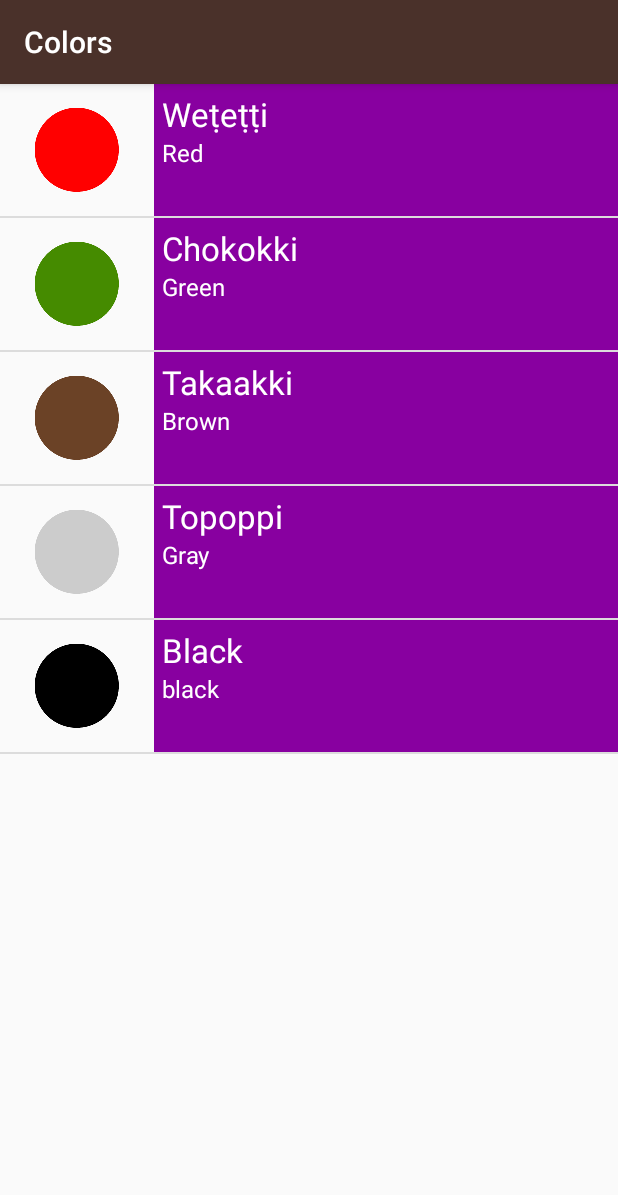
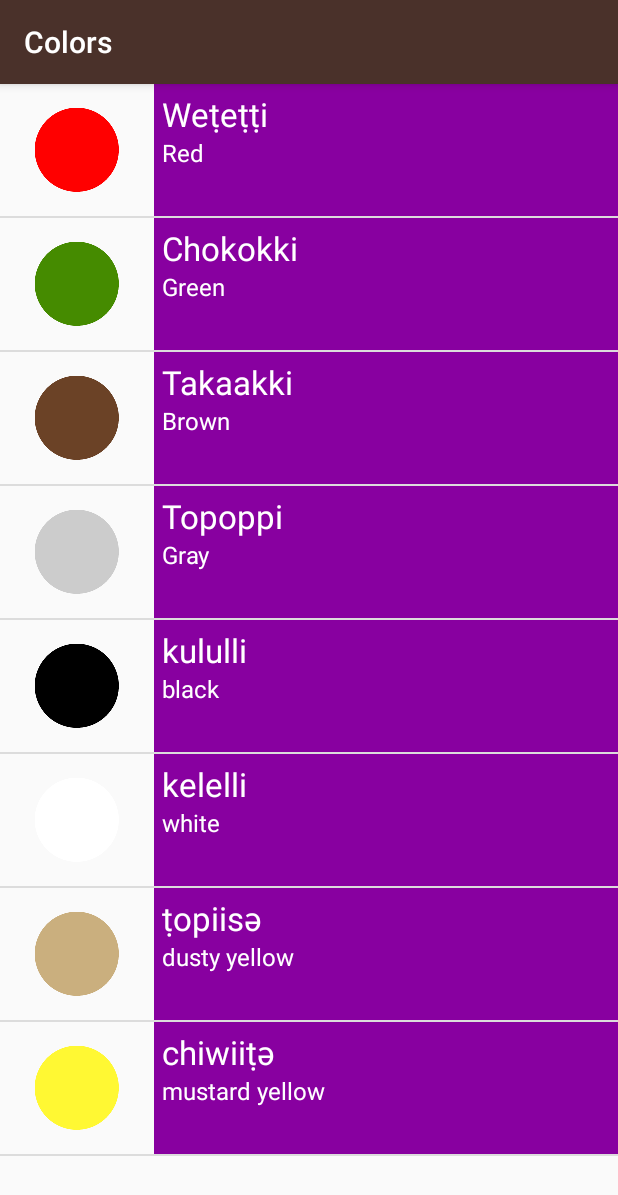
Before and after one commit to nstrucky/MiwokApp, an Android app: the ColorsActivity screen opened directly, with no data from a screen before it, on a phone screen of 412 x 824 dp. Shown: the top 1195 px of the screen. Run offline under Robolectric (Android 15) with nearby library versions, the phone set to English and light mode, and no system bars.

Commit message:
Audio playback functionality

```diff
--- a/app/src/main/java/com/example/android/miwok/activities/ColorsActivity.java
+++ b/app/src/main/java/com/example/android/miwok/activities/ColorsActivity.java
@@ -15,8 +15,11 @@
  */
 package com.example.android.miwok.activities;
 
+import android.media.MediaPlayer;
 import android.support.v7.app.AppCompatActivity;
 import android.os.Bundle;
+import android.view.View;
+import android.widget.AdapterView;
 import android.widget.ListView;
 
 import com.example.android.miwok.R;
@@ -27,6 +30,8 @@ import java.util.ArrayList;
 
 public class ColorsActivity extends AppCompatActivity {
 
+    ArrayList<CustomWord> colors;
+
     @Override
     protected void onCreate(Bundle savedInstanceState) {
         super.onCreate(savedInstanceState);
@@ -34,19 +39,26 @@ public class ColorsActivity extends AppCompatActivity {
 
         ListView listView = (ListView) findViewById(R.id.list_colors);
 
-        ArrayList<CustomWord> colors = new ArrayList<>();
-        colors.add(new CustomWord("Weṭeṭṭi", "Red", R.drawable.color_red));
-        colors.add(new CustomWord("Chokokki", "Green", R.drawable.color_green));
-        colors.add(new CustomWord("Takaakki", "Brown", R.drawable.color_brown));
-        colors.add(new CustomWord("Topoppi", "Gray", R.drawable.color_gray));
-
-
-        colors.add(new CustomWord("Black", "black", R.drawable.color_black));
+        colors = new ArrayList<>();
+        colors.add(new CustomWord("Weṭeṭṭi", "Red", R.drawable.color_red, R.raw.color_red));
+        colors.add(new CustomWord("Chokokki", "Green", R.drawable.color_green, R.raw.color_green));
+        colors.add(new CustomWord("Takaakki", "Brown", R.drawable.color_brown, R.raw.color_brown));
+        colors.add(new CustomWord("Topoppi", "Gray", R.drawable.color_gray, R.raw.color_gray));
+        colors.add(new CustomWord("kululli", "black", R.drawable.color_black, R.raw.color_black));
+        colors.add(new CustomWord("kelelli", "white", R.drawable.color_white, R.raw.color_white));
+        colors.add(new CustomWord("ṭopiisә", "dusty yellow", R.drawable.color_dusty_yellow, R.raw.color_dusty_yellow));
+        colors.add(new CustomWord("chiwiiṭә", "mustard yellow", R.drawable.color_mustard_yellow, R.raw.color_mustard_yellow));
 
         CustomWordAdapter customWordAdapter = new CustomWordAdapter(this, colors, R.color.category_colors);
-
         listView.setAdapter(customWordAdapter);
 
+        listView.setOnItemClickListener(new AdapterView.OnItemClickListener() {
+            @Override
+            public void onItemClick(AdapterView<?> parent, View view, int position, long id) {
+               int audioResource = colors.get(position).getAudioResourceID();
+                MediaPlayer.create(getApplicationContext(), audioResource).start();
+            }
+        });
 
 
     }
--- a/app/src/main/java/com/example/android/miwok/customsupport/CustomWord.java
+++ b/app/src/main/java/com/example/android/miwok/customsupport/CustomWord.java
@@ -8,22 +8,23 @@ public class CustomWord {
     private final String mEnglishTranslation;
     private int mImageResourceID;
     private boolean mHasImageView;
-
+    private int mAudioResourceID;
     /**
      * Created by root on 12/14/16.
      *
-     * @param mMiwokTranslation is the Miwok version of the word.
+     * @param  is the Miwok version of the word.
      *
      */
-    public CustomWord(String miwokTranslation, String englishTranslation) {
+    public CustomWord(String miwokTranslation, String englishTranslation, int audioResourceID) {
         mMiwokTranslation = miwokTranslation;
         mEnglishTranslation = englishTranslation;
+        mAudioResourceID = audioResourceID;
         mHasImageView = false;
 
     }
 
-    public CustomWord(String miwokTranslation, String englishTranslation, int numberImageID) {
-        this(miwokTranslation, englishTranslation);
+    public CustomWord(String miwokTranslation, String englishTranslation, int numberImageID, int audioResourceID) {
+        this(miwokTranslation, englishTranslation, audioResourceID);
         mImageResourceID = numberImageID;
         mHasImageView = true;
     }
@@ -43,4 +44,8 @@ public class CustomWord {
     public boolean hasImageView() {
         return mHasImageView;
     }
+
+    public int getAudioResourceID() {
+        return mAudioResourceID;
+    }
 }
```
Also changed, not shown: app/src/main/java/com/example/android/miwok/activities/FamilyActivity.java (+21 -2 lines), app/src/main/java/com/example/android/miwok/activities/NumbersActivity.java (+14 -12 lines), app/src/main/java/com/example/android/miwok/activities/PhrasesActivity.java (+22 -3 lines).
